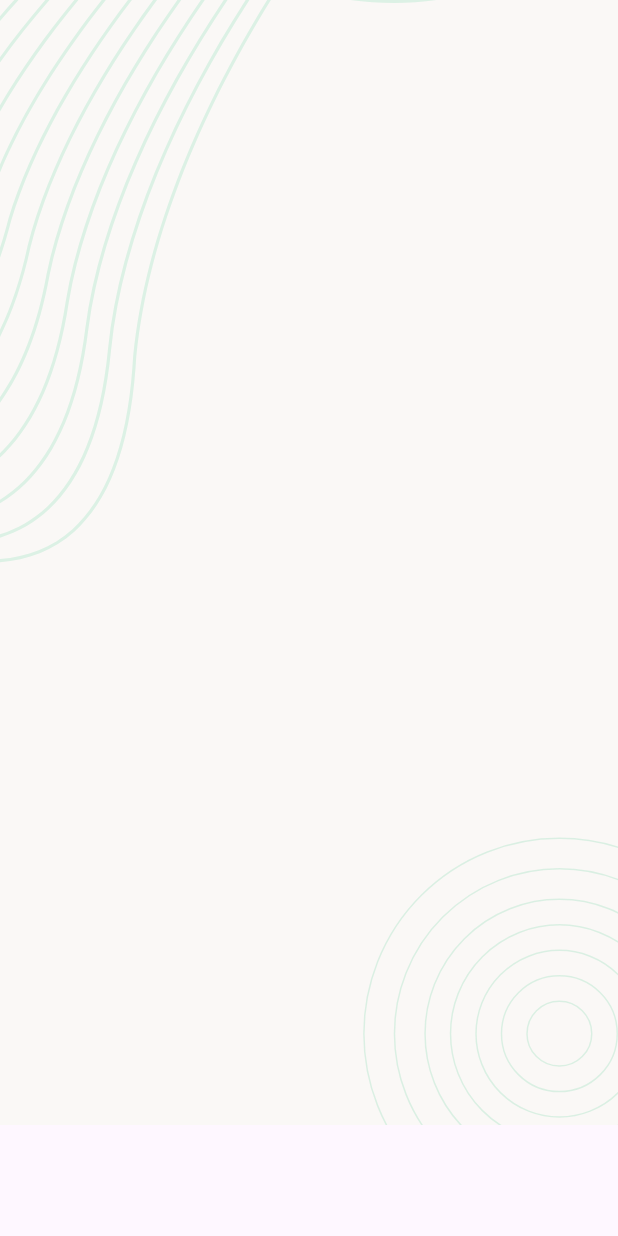
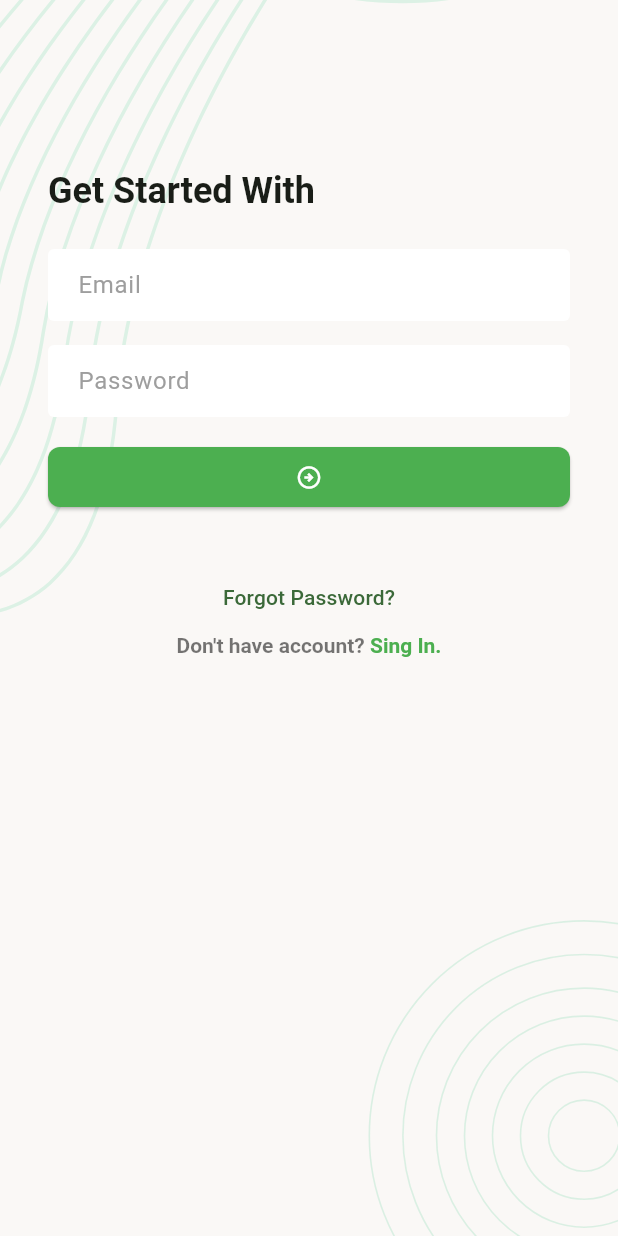
Before and after one commit to HosenShahadath/Task_manager_project, a Flutter app: the screen it shows after launch, on a phone screen of 412 x 824 dp. Run offline on Flutter 3.47's test engine with Material 3 defaults, Android fonts, the phone set to English and light mode, and no system bars; our stand-ins replace flutter_svg.

Commit message:
login screen

```diff
--- a/lib/app.dart
+++ b/lib/app.dart
@@ -7,7 +7,39 @@ class TaskManagerApp extends StatelessWidget {
   @override
   Widget build(BuildContext context) {
     return MaterialApp(
+      theme: ThemeData(
+        colorSchemeSeed: Colors.green,
+        inputDecorationTheme: InputDecorationTheme(
+          hintStyle: TextStyle(fontWeight: FontWeight.w400, color: Colors.grey),
+          fillColor: Colors.white,
+          filled: true,
+          contentPadding: EdgeInsets.symmetric(horizontal: 16),
+          border: _getZeroBorder(),
+          enabledBorder: _getZeroBorder(),
+          errorBorder: _getZeroBorder(),
+        ),
+        elevatedButtonTheme: ElevatedButtonThemeData(
+          style: ElevatedButton.styleFrom(
+            fixedSize: Size.fromWidth(double.maxFinite),
+            backgroundColor: Colors.green,
+            foregroundColor: Colors.white,
+            shape: RoundedRectangleBorder(
+              borderRadius: BorderRadius.circular(8),
+            ),
+          ),
+        ),
+        textTheme: const TextTheme(
+          titleLarge: TextStyle(fontSize: 24, fontWeight: FontWeight.w600),
+        ),
+      ),
       home: SplashScreen(),
     );
   }
+
+  OutlineInputBorder _getZeroBorder(){
+    return OutlineInputBorder(
+      borderSide: BorderSide.none,
+    );
+  }
+
 }
--- /dev/null
+++ b/lib/ui/screens/login_screen.dart
@@ -0,0 +1,87 @@
+import 'package:flutter/gestures.dart';
+import 'package:flutter/material.dart';
+import 'package:task_manager_project/ui/widgets/screen_background.dart';
+
+class LoginScreen extends StatefulWidget {
+  const LoginScreen({super.key});
+
+  @override
+  State<LoginScreen> createState() => _LoginScreenState();
+}
+
+class _LoginScreenState extends State<LoginScreen> {
+  @override
+  Widget build(BuildContext context) {
+    return Scaffold(
+      body: ScreenBackground(
+        child: Padding(
+          padding: const EdgeInsets.all(32),
+          child: Column(
+            crossAxisAlignment: CrossAxisAlignment.start,
+            children: [
+              const SizedBox(height: 80,),
+              Text('Get Started With',
+                style: Theme.of(context).textTheme.titleLarge,
+              ),
+              const SizedBox(height: 24,),
+              TextField(
+                decoration: InputDecoration(
+                  hintText: 'Email',
+                ),
+              ),
+              const SizedBox(height: 16,),
+              TextField(
+                decoration: InputDecoration(
+                  hintText: 'Password',
+                ),
+              ),
+              const SizedBox(height: 16,),
+              ElevatedButton(
+                onPressed: () {},
+                child: Icon(Icons.arrow_circle_right_outlined),
+              ),
+              const SizedBox(height: 32,),
+              Center(
+                child: Column(
+                  children: [
+                    TextButton(onPressed: (){},
+                        child: Text('Forgot Password?'),
+                    ),
+                    RichText(text: TextSpan(
+                      style: TextStyle(
+                        color: Colors.black54,
+                        fontWeight: FontWeight.w600,
+                        fontSize: 14,
+                      ),
+                      children: [
+                        TextSpan(text: "Don't have account? "),
+                        TextSpan(text: "Sing In.", style: TextStyle(
+                          color: Colors.green,
+                          fontWeight: FontWeight.bold,
+                        ),
+                        recognizer: TapGestureRecognizer()..onTap = (){
+
+                        }
+                        ),
+                      ]
+                    ),
+                    ),
+                  ],
+                ),
+              ),
+            ],
+          ),
+        ),
+      ),
+    );
+  }
+
+  void _onTapSignInButton(){
+
+  }
+
+  void _onTapForgotPassword(){
+
+  }
+
+}
--- a/lib/ui/screens/splash_screen.dart
+++ b/lib/ui/screens/splash_screen.dart
@@ -1,5 +1,8 @@
 import 'package:flutter/material.dart';
 import 'package:flutter_svg/flutter_svg.dart';
+import 'package:task_manager_project/ui/screens/login_screen.dart';
+import 'package:task_manager_project/ui/utils/assets_path.dart';
+import 'package:task_manager_project/ui/widgets/screen_background.dart';
 
 class SplashScreen extends StatefulWidget {
   const SplashScreen({super.key});
@@ -9,10 +12,28 @@ class SplashScreen extends StatefulWidget {
 }
 
 class _SplashScreenState extends State<SplashScreen> {
+
+  @override
+  void initState() {
+    // TODO: implement initState
+    super.initState();
+    _moveToNextScreen();
+  }
+
+  Future<void> _moveToNextScreen() async {
+    await Future.delayed(Duration(seconds: 3));
+    Navigator.pushReplacement(
+      context,
+      MaterialPageRoute(builder: (context) => LoginScreen()),
+    );
+  }
+
   @override
   Widget build(BuildContext context) {
     return Scaffold(
-      body: SvgPicture.asset('assets/images/background.svg'),
+      body: ScreenBackground(
+        child: Center(child: SvgPicture.asset(AssetsPath.logoSvg, width: 120)),
+      ),
     );
   }
 }
--- /dev/null
+++ b/lib/ui/utils/assets_path.dart
@@ -0,0 +1,7 @@
+class AssetsPath{
+  static const String _imagePath = 'assets/images';
+
+  static const String backgroundSvg ='$_imagePath/background.svg';
+  static const String logoSvg ='$_imagePath/logo.svg';
+
+}
--- /dev/null
+++ b/lib/ui/widgets/screen_background.dart
@@ -0,0 +1,24 @@
+import 'package:flutter/material.dart';
+import 'package:flutter_svg/svg.dart';
+import '../utils/assets_path.dart';
+
+class ScreenBackground extends StatelessWidget {
+  const ScreenBackground({super.key, required this.child});
+
+  final Widget child;
+
+  @override
+  Widget build(BuildContext context) {
+    return Stack(
+      children: [
+        SvgPicture.asset(
+          AssetsPath.backgroundSvg,
+          width: double.maxFinite,
+          height: double.maxFinite,
+          fit: BoxFit.cover,
+        ),
+        SafeArea(child: child),
+      ],
+    );
+  }
+}
```
Also changed, not shown: pubspec.yaml (+59 -4 lines).
